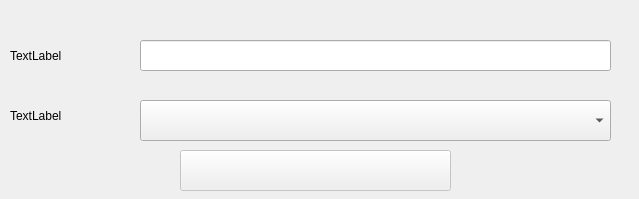
Qt form toxygen/ui/views/create_group_screen.ui (toxygen-project/toxygen) before a commit.
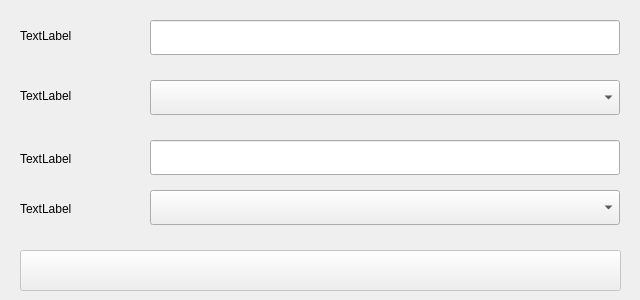
The same form after that commit.

Commit message: join group with different credentials

Patch:
```diff
--- a/toxygen/ui/views/create_group_screen.ui
+++ b/toxygen/ui/views/create_group_screen.ui
@@ -6,8 +6,8 @@
    <rect>
     <x>0</x>
     <y>0</y>
-    <width>639</width>
-    <height>199</height>
+    <width>640</width>
+    <height>300</height>
    </rect>
   </property>
   <property name="windowTitle">
@@ -19,9 +19,9 @@
    </property>
    <property name="geometry">
     <rect>
-     <x>180</x>
-     <y>150</y>
-     <width>271</width>
+     <x>20</x>
+     <y>250</y>
+     <width>601</width>
      <height>41</height>
     </rect>
    </property>
@@ -32,28 +32,28 @@
   <widget class="QLineEdit" name="groupNameLineEdit">
    <property name="geometry">
     <rect>
-     <x>140</x>
-     <y>40</y>
-     <width>471</width>
-     <height>31</height>
+     <x>150</x>
+     <y>20</y>
+     <width>470</width>
+     <height>35</height>
     </rect>
    </property>
   </widget>
   <widget class="QComboBox" name="groupTypeComboBox">
    <property name="geometry">
     <rect>
-     <x>140</x>
-     <y>100</y>
-     <width>471</width>
-     <height>41</height>
+     <x>150</x>
+     <y>80</y>
+     <width>470</width>
+     <height>35</height>
     </rect>
    </property>
   </widget>
   <widget class="QLabel" name="groupNameLabel">
    <property name="geometry">
     <rect>
-     <x>10</x>
-     <y>40</y>
+     <x>20</x>
+     <y>20</y>
      <width>121</width>
      <height>31</height>
     </rect>
@@ -65,8 +65,8 @@
   <widget class="QLabel" name="groupTypeLabel">
    <property name="geometry">
     <rect>
-     <x>10</x>
-     <y>100</y>
+     <x>20</x>
+     <y>80</y>
      <width>121</width>
      <height>31</height>
     </rect>
@@ -75,6 +75,52 @@
     <string>TextLabel</string>
    </property>
   </widget>
+  <widget class="QLabel" name="statusLabel">
+   <property name="geometry">
+    <rect>
+     <x>20</x>
+     <y>200</y>
+     <width>111</width>
+     <height>17</height>
+    </rect>
+   </property>
+   <property name="text">
+    <string>TextLabel</string>
+   </property>
+  </widget>
+  <widget class="QLabel" name="nickLabel">
+   <property name="geometry">
+    <rect>
+     <x>20</x>
+     <y>150</y>
+     <width>111</width>
+     <height>17</height>
+    </rect>
+   </property>
+   <property name="text">
+    <string>TextLabel</string>
+   </property>
+  </widget>
+  <widget class="QLineEdit" name="nickLineEdit">
+   <property name="geometry">
+    <rect>
+     <x>150</x>
+     <y>140</y>
+     <width>470</width>
+     <height>35</height>
+    </rect>
+   </property>
+  </widget>
+  <widget class="QComboBox" name="statusComboBox">
+   <property name="geometry">
+    <rect>
+     <x>150</x>
+     <y>190</y>
+     <width>470</width>
+     <height>35</height>
+    </rect>
+   </property>
+  </widget>
  </widget>
  <resources/>
  <connections/>
```
The commit also changes 6 other files.
